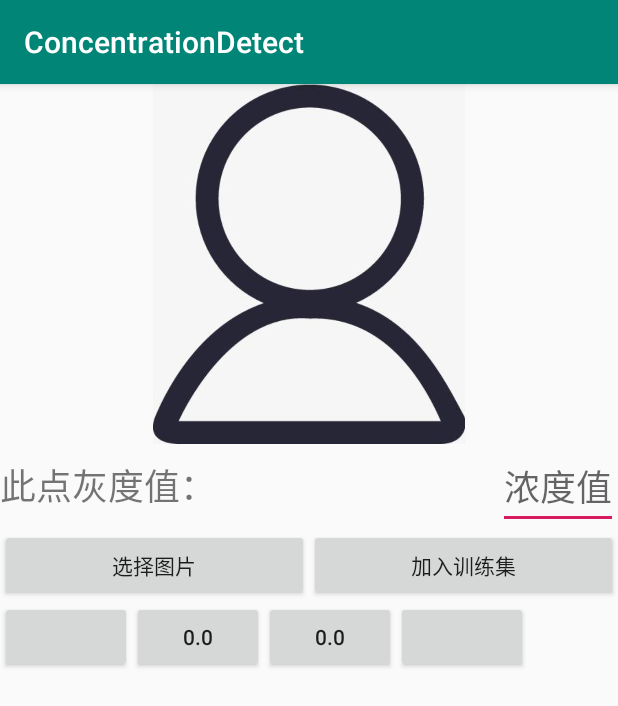
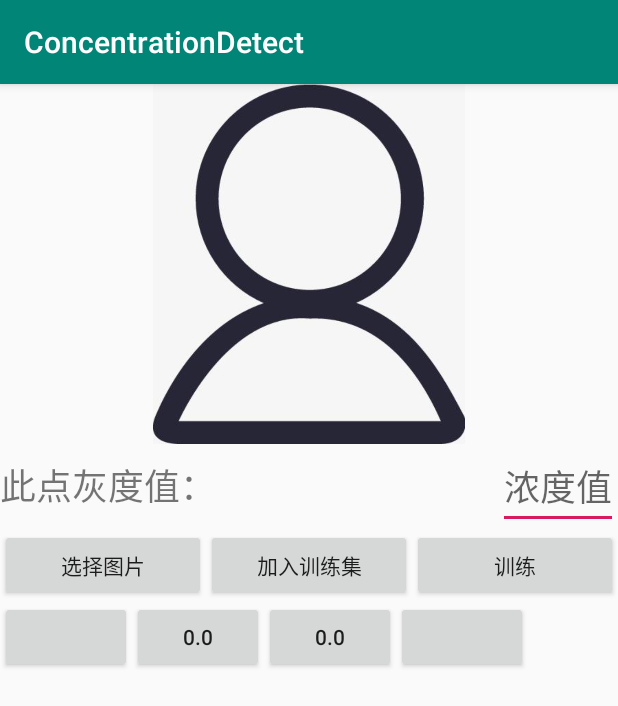
Before and after one commit to lizhenzn/ConcentrationDetect, an Android app: the TrainModelActivity screen opened directly, with no data from a screen before it, after a tap on "加入训练集", on a phone screen of 412 x 824 dp. Shown: the top 706 px of the screen. Run offline under Robolectric (Android 15) with nearby library versions, the phone set to English and light mode, and no system bars; 1 statement that could not run was skipped.

Commit message:
向服务端发送训练模型数据

```diff
--- a/app/src/main/java/com/example/concentrationdetect/controller/IController.java
+++ b/app/src/main/java/com/example/concentrationdetect/controller/IController.java
@@ -17,4 +17,11 @@ public interface IController {
      * @param password
      */
     void regisiter(String username,String password);
+
+    /**
+     * 训练模型
+     * @param username
+     * @param dataStr
+     */
+    void trainModel(String username,String dataStr);
 }
--- a/app/src/main/java/com/example/concentrationdetect/ui/activity/TrainModelActivity.java
+++ b/app/src/main/java/com/example/concentrationdetect/ui/activity/TrainModelActivity.java
@@ -22,9 +22,15 @@ import com.example.concentrationdetect.R;
 import com.example.concentrationdetect.adapter.DetectResultAdapter;
 import com.example.concentrationdetect.bean.DetectResultItem;
 import com.example.concentrationdetect.constant.IPrivilegeCode;
+import com.example.concentrationdetect.controller.IController;
+import com.example.concentrationdetect.controller.impl.ControllerImpl;
 import com.example.concentrationdetect.ui.customView.ActionSheetDialog;
 import com.example.concentrationdetect.utils.ImageUtil;
 import com.example.concentrationdetect.utils.PrivilegeManager;
+
+import org.json.JSONArray;
+import org.json.JSONException;
+import org.json.JSONObject;
 
 import java.util.ArrayList;
 import java.util.List;
@@ -33,13 +39,14 @@ public class TrainModelActivity extends AppCompatActivity implements View.OnTouc
 private DetectResultAdapter detectResultAdapter;
 private List<DetectResultItem> list;
 private ImageView imageView;
-private Button addBtn;
+private Button addBtn,trainBtn;
 private Button choosePhotoBtn;
 private ListView listView;
 private EditText editText;
 private String absoluteRoad;
 private Bitmap choosedBitmap;
 private float grayValue,concentrationValue;
+private JSONArray trainData;//训练数据
     @Override
     protected void onCreate(Bundle savedInstanceState) {
         super.onCreate(savedInstanceState);
@@ -48,9 +55,12 @@ private float grayValue,concentrationValue;
     }
     private void init(){
         list=new ArrayList<>();
+        trainData=new JSONArray();
         listView=findViewById(R.id.train_lv);
         addBtn=findViewById(R.id.train_add_btn);
         addBtn.setOnClickListener(this);
+        trainBtn=findViewById(R.id.train_btn);
+        trainBtn.setOnClickListener(this);
         choosePhotoBtn=findViewById(R.id.train_choose_photo_btn);
         choosePhotoBtn.setOnClickListener(this);
         editText=findViewById(R.id.train_result_et);
@@ -63,6 +73,10 @@ private float grayValue,concentrationValue;
     @Override
     public void onClick(View v) {
         switch (v.getId()){
+            case R.id.train_btn:{
+                IController controller=new ControllerImpl();
+                controller.trainModel("test",trainData.toString());
+            }break;
             case R.id.train_add_btn:{
                 concentrationValue=Float.valueOf(String.valueOf(editText.getText()));
                 DetectResultItem item=new DetectResultItem();
@@ -70,6 +84,15 @@ private float grayValue,concentrationValue;
                 item.setConcentrationValue(concentrationValue);
                 list.add(item);
                 detectResultAdapter.notifyDataSetChanged();
+                try {
+                    JSONObject object=new JSONObject();
+                    object.put("grayValue",grayValue);
+                    object.put("concentrationValue",concentrationValue);
+                    trainData.put(object);
+                    Log.e("", "onClick: "+trainData.toString() );
+                } catch (JSONException e) {
+                    e.printStackTrace();
+                }
             }break;
             case R.id.train_choose_photo_btn:{
                 new ActionSheetDialog(this)
--- a/app/src/main/res/layout/activity_train_model.xml
+++ b/app/src/main/res/layout/activity_train_model.xml
@@ -48,6 +48,15 @@
         android:text="加入训练集"
         app:layout_constraintTop_toBottomOf="@id/train_result_et"
         app:layout_constraintLeft_toRightOf="@id/train_choose_photo_btn"
+        app:layout_constraintRight_toRightOf="@id/train_btn"
+        app:layout_constraintHorizontal_weight="1"
+        android:layout_width="0dp"
+        android:layout_height="wrap_content"/>
+    <Button
+        android:id="@+id/train_btn"
+        android:text="训练"
+        app:layout_constraintTop_toBottomOf="@id/train_result_et"
+        app:layout_constraintLeft_toRightOf="@id/train_add_btn"
         app:layout_constraintRight_toRightOf="parent"
         app:layout_constraintHorizontal_weight="1"
         android:layout_width="0dp"
```
Also changed, not shown: app/src/main/java/com/example/concentrationdetect/controller/impl/ControllerImpl.java (+7 -0 lines), app/src/main/java/com/example/concentrationdetect/data/GlobalData.java (added, +12 -0 lines), app/src/main/java/com/example/concentrationdetect/httpservice/IHttpService.java (+7 -0 lines), app/src/main/java/com/example/concentrationdetect/httpservice/impl/HttpServiceImpl.java (+63 -0 lines).
